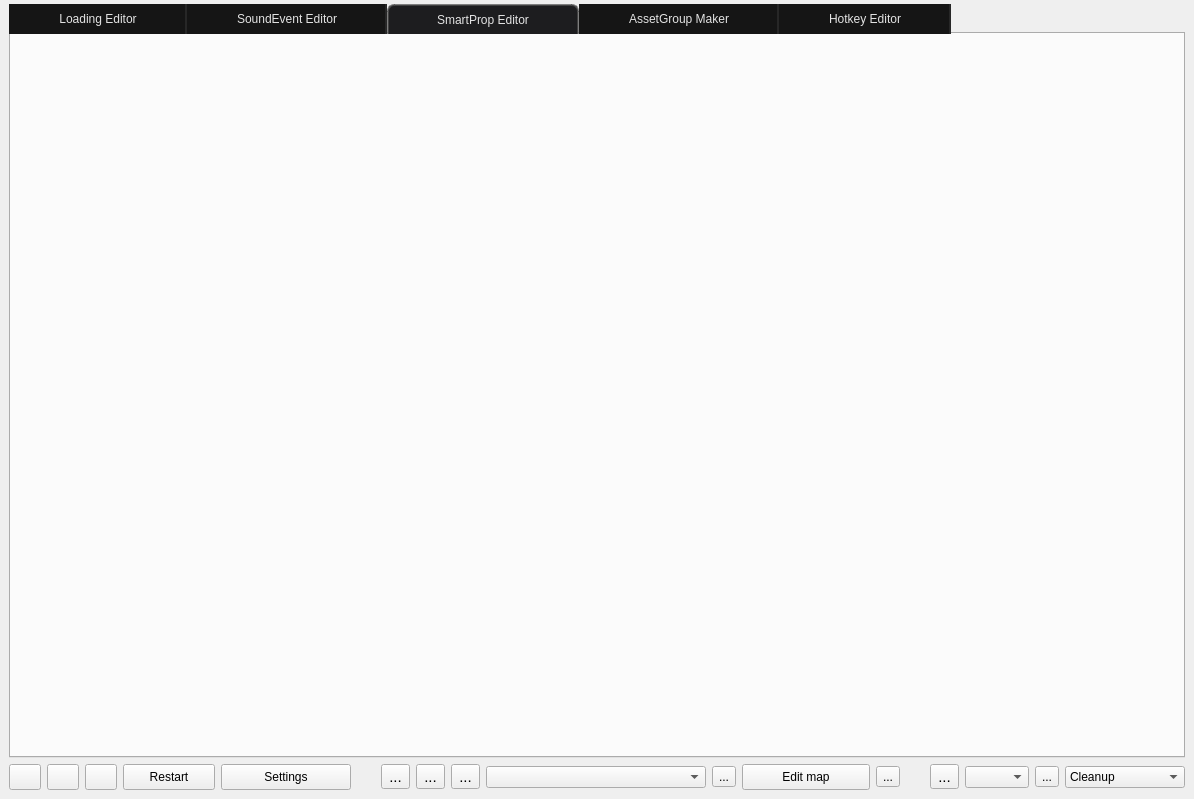
First picture: the form in src/main.ui, repository dertwist/Hammer5Tools, before the edit.
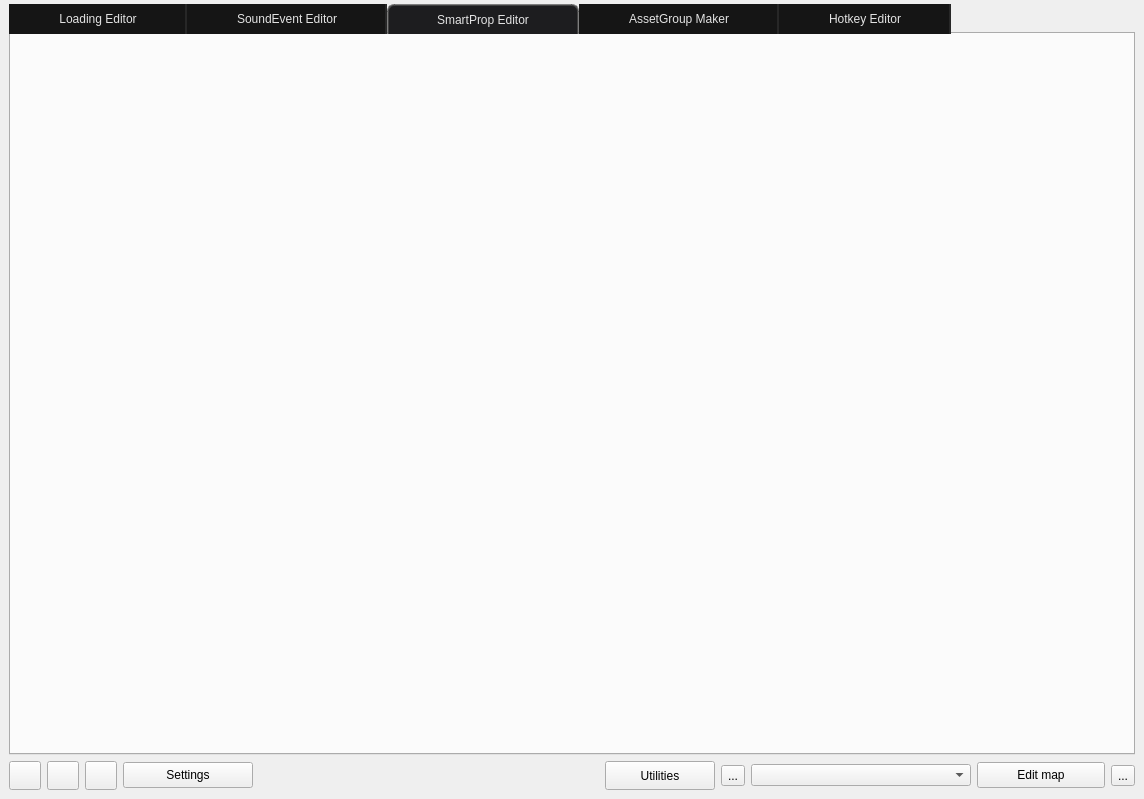
Second picture: the form after the edit. The open tabs and pages were chosen to show the change. Icons and pictures are not drawn.

Commit message: refactor(ui): streamline top bar layout with Addon Actions menu and Utilities button

Patch:
```diff
--- a/src/main.ui
+++ b/src/main.ui
@@ -140,7 +140,11 @@
        <attribute name="title">
         <string>SmartProp Editor</string>
        </attribute>
-       <layout class="QVBoxLayout" name="verticalLayout_4"/>
+        <layout class="QVBoxLayout" name="verticalLayout_4">
+         <property name="topMargin">
+          <number>0</number>
+         </property>
+        </layout>
       </widget>
       <widget class="QWidget" name="BatchCreator_tab">
        <attribute name="icon">
@@ -274,36 +278,6 @@
         </property>
        </widget>
       </item>
-      <item>
-       <widget class="QPushButton" name="FixNoSteamLogon_Button">
-        <property name="minimumSize">
-         <size>
-          <width>92</width>
-          <height>0</height>
-         </size>
-        </property>
-        <property name="toolTip">
-         <string>&lt;html&gt;&lt;head/&gt;&lt;body&gt;&lt;p&gt;&lt;span style=&quot; font-size:12pt; font-weight:700;&quot;&gt;Fix No Steam Logon&lt;/span&gt;&lt;/p&gt;&lt;p&gt;This script restarts Steam and launches the current addon.&lt;/p&gt;&lt;/body&gt;&lt;/html&gt;</string>
-        </property>
-        <property name="styleSheet">
-         <string notr="true">padding: 5px;
-font: 580 10pt &quot;Segoe UI&quot;;</string>
-        </property>
-        <property name="text">
-         <string>Restart</string>
-        </property>
-        <property name="icon">
-         <iconset resource="resources.qrc">
-          <normaloff>:/icons/icons/steam_logo_2.png</normaloff>:/icons/icons/steam_logo_2.png</iconset>
-        </property>
-        <property name="iconSize">
-         <size>
-          <width>20</width>
-          <height>20</height>
-         </size>
-        </property>
-       </widget>
-      </item>
       <item>
        <widget class="QPushButton" name="preferences_button">
         <property name="minimumSize">
@@ -335,58 +309,47 @@
        </widget>
       </item>
       <item>
-       <spacer name="horizontalSpacer_3">
-        <property name="orientation">
-         <enum>Qt::Orientation::Horizontal</enum>
+       <widget class="QLabel" name="console_label">
+        <property name="sizePolicy">
+         <sizepolicy hsizetype="Expanding" vsizetype="Preferred">
+          <horstretch>1</horstretch>
+          <verstretch>0</verstretch>
+         </sizepolicy>
         </property>
-        <property name="sizeType">
-         <enum>QSizePolicy::Policy::Fixed</enum>
-        </property>
-        <property name="sizeHint" stdset="0">
-         <size>
-          <width>24</width>
-          <height>6</height>
-         </size>
-        </property>
-       </spacer>
-      </item>
-      <item>
-       <widget class="QToolButton" name="export_and_import_addon_button">
-        <property name="font">
-         <font>
-          <pointsize>11</pointsize>
-         </font>
-        </property>
         <property name="toolTip">
          <string>&lt;html&gt;&lt;head/&gt;&lt;body&gt;&lt;p&gt;&lt;span style=&quot; font-size:12pt; font-weight:700;&quot;&gt;Archive addon&lt;/span&gt;&lt;/p&gt;&lt;p&gt;Create an archive from game and content folders.&lt;/p&gt;&lt;/body&gt;&lt;/html&gt;</string>
         </property>
+        <property name="styleSheet">
+         <string notr="true">color: #9D9D9D;
+padding-left: 8px;
+padding-right: 8px;
+font: 580 9pt &quot;Segoe UI&quot;;</string>
+        </property>
         <property name="text">
-         <string>...</string>
+         <string/>
         </property>
-        <property name="icon">
-         <iconset resource="resources.qrc">
-          <normaloff>:/icons/publish_16dp_9D9D9D_FILL0_wght400_GRAD0_opsz20.svg</normaloff>:/icons/publish_16dp_9D9D9D_FILL0_wght400_GRAD0_opsz20.svg</iconset>
+        <property name="alignment">
+         <set>Qt::AlignmentFlag::AlignLeft|Qt::AlignmentFlag::AlignVCenter</set>
         </property>
-        <property name="iconSize">
-         <size>
-          <width>20</width>
-          <height>20</height>
-         </size>
-        </property>
        </widget>
       </item>
       <item>
-       <widget class="QToolButton" name="delete_addon_button">
-        <property name="font">
-         <font>
-          <pointsize>11</pointsize>
-         </font>
+       <widget class="QToolButton" name="utilities_button">
+        <property name="minimumSize">
+         <size>
+          <width>110</width>
+          <height>0</height>
+         </size>
         </property>
         <property name="toolTip">
          <string>&lt;html&gt;&lt;head/&gt;&lt;body&gt;&lt;p&gt;&lt;span style=&quot; font-size:12pt; font-weight:700;&quot;&gt;Delete addon&lt;/span&gt;&lt;/p&gt;&lt;p&gt;Delete the selected addon.&lt;/p&gt;&lt;/body&gt;&lt;/html&gt;</string>
         </property>
+        <property name="styleSheet">
+         <string notr="true">padding: 5px;
+font: 580 10pt &quot;Segoe UI&quot;;</string>
+        </property>
         <property name="text">
-         <string>...</string>
+         <string>Utilities</string>
         </property>
         <property name="icon">
          <iconset resource="resources.qrc">
@@ -398,15 +361,16 @@
           <height>20</height>
          </size>
         </property>
+        <property name="popupMode">
+         <enum>QToolButton::ToolButtonPopupMode::InstantPopup</enum>
+        </property>
+        <property name="toolButtonStyle">
+         <enum>Qt::ToolButtonStyle::ToolButtonTextBesideIcon</enum>
+        </property>
        </widget>
       </item>
       <item>
-       <widget class="QToolButton" name="create_new_addon_button">
-        <property name="font">
-         <font>
-          <pointsize>11</pointsize>
-         </font>
-        </property>
+       <widget class="QToolButton" name="addon_actions_button">
         <property name="toolTip">
          <string>&lt;html&gt;&lt;head/&gt;&lt;body&gt;&lt;p&gt;&lt;span style=&quot; font-size:12pt; font-weight:700;&quot;&gt;Create addon&lt;/span&gt;&lt;/p&gt;&lt;p&gt;Quickly create an addon with custom presets.&lt;/p&gt;&lt;/body&gt;&lt;/html&gt;</string>
         </property>
@@ -423,6 +387,9 @@
           <height>20</height>
          </size>
         </property>
+        <property name="popupMode">
+         <enum>QToolButton::ToolButtonPopupMode::InstantPopup</enum>
+        </property>
        </widget>
       </item>
       <item>
@@ -441,23 +408,6 @@
         </property>
        </widget>
       </item>
-      <item>
-       <widget class="QToolButton" name="launch_settings">
-        <property name="text">
-         <string>...</string>
-        </property>
-        <property name="icon">
-         <iconset resource="resources.qrc">
-          <normaloff>:/icons/settings_16dp_9D9D9D_FILL0_wght400_GRAD0_opsz20.svg</normaloff>:/icons/settings_16dp_9D9D9D_FILL0_wght400_GRAD0_opsz20.svg</iconset>
-        </property>
-        <property name="iconSize">
-         <size>
-          <width>20</width>
-          <height>20</height>
-         </size>
-        </property>
-       </widget>
-      </item>
       <item>
        <widget class="QPushButton" name="Launch_Addon_Button">
         <property name="enabled">
@@ -514,116 +464,6 @@
         </property>
        </widget>
       </item>
-      <item>
-       <spacer name="horizontalSpacer">
-        <property name="orientation">
-         <enum>Qt::Orientation::Horizontal</enum>
-        </property>
-        <property name="sizeType">
-         <enum>QSizePolicy::Policy::Fixed</enum>
-        </property>
-        <property name="sizeHint" stdset="0">
-         <size>
-          <width>24</width>
-          <height>6</height>
-         </size>
-        </property>
-       </spacer>
-      </item>
-      <item>
-       <widget class="QToolButton" name="open_addons_folder_button">
-        <property name="font">
-         <font>
-          <pointsize>11</pointsize>
-         </font>
-        </property>
-        <property name="toolTip">
-         <string>&lt;html&gt;&lt;head/&gt;&lt;body&gt;&lt;p&gt;&lt;span style=&quot; font-size:12pt; font-weight:700;&quot;&gt;Open Game/Content Addons folder&lt;/span&gt;&lt;/p&gt;&lt;p&gt;&lt;span style=&quot; font-size:9pt;&quot;&gt;Opens the game addons or content addons folder for the current addon selection. &lt;/span&gt;&lt;/p&gt;&lt;p&gt;&lt;span style=&quot; font-size:9pt;&quot;&gt;To choose the folder type to open, select a folder in the &lt;/span&gt;&lt;span style=&quot; font-size:9pt; font-style:italic;&quot;&gt;Addon Folder Selection&lt;/span&gt;&lt;span style=&quot; font-size:9pt;&quot;&gt;.&lt;/span&gt;&lt;/p&gt;&lt;/body&gt;&lt;/html&gt;</string>
-        </property>
-        <property name="text">
-         <string>...</string>
-        </property>
-        <property name="icon">
-         <iconset resource="resources.qrc">
-          <normaloff>:/icons/folder_open.svg</normaloff>:/icons/folder_open.svg</iconset>
-        </property>
-       </widget>
-      </item>
-      <item>
-       <widget class="QComboBox" name="open_addons_folder_downlist">
-        <property name="sizePolicy">
-         <sizepolicy hsizetype="Minimum" vsizetype="Fixed">
-          <horstretch>0</horstretch>
-          <verstretch>0</verstretch>
-         </sizepolicy>
-        </property>
-        <property name="minimumSize">
-         <size>
-          <width>64</width>
-          <height>0</height>
-         </size>
-        </property>
-        <property name="toolTip">
-         <string>&lt;html&gt;&lt;head/&gt;&lt;body&gt;&lt;p&gt;&lt;span style=&quot; font-size:12pt; font-weight:700;&quot;&gt;Addon Folder Selection&lt;/span&gt;&lt;/p&gt;&lt;p&gt;Used to choose the folder that should be opened in the &lt;span style=&quot; font-style:italic;&quot;&gt;Open Game/Content Addons Folder.&lt;/span&gt;&lt;/p&gt;&lt;/body&gt;&lt;/html&gt;</string>
-        </property>
-        <property name="styleSheet">
-         <string notr="true">font: 580 10pt &quot;Segoe UI&quot;;</string>
-        </property>
-        <property name="currentText">
-         <string/>
-        </property>
-        <property name="placeholderText">
-         <string>Open Folder</string>
-        </property>
-        <item>
-         <property name="text">
-          <string>Content</string>
-         </property>
-        </item>
-        <item>
-         <property name="text">
-          <string>Game</string>
-         </property>
-        </item>
-       </widget>
-      </item>
-      <item>
-       <widget class="QToolButton" name="open_dialog_button">
-        <property name="toolTip">
-         <string>Open selected tool</string>
-        </property>
-        <property name="text">
-         <string>...</string>
-        </property>
-        <property name="icon">
-         <iconset resource="resources.qrc">
-          <normaloff>:/icons/file_open_16dp_9D9D9D_FILL0_wght400_GRAD0_opsz20.svg</normaloff>:/icons/file_open_16dp_9D9D9D_FILL0_wght400_GRAD0_opsz20.svg</iconset>
-        </property>
-       </widget>
-      </item>
-      <item>
-       <widget class="QComboBox" name="dialog_selection_combobox">
-        <property name="minimumSize">
-         <size>
-          <width>120</width>
-          <height>0</height>
-         </size>
-        </property>
-        <property name="styleSheet">
-         <string notr="true">font: 580 10pt "Segoe UI";</string>
-        </property>
-        <item>
-         <property name="text">
-          <string>Cleanup</string>
-         </property>
-        </item>
-        <item>
-         <property name="text">
-          <string>Unreal Converter</string>
-         </property>
-        </item>
-       </widget>
-      </item>
      </layout>
     </item>
    </layout>
```
Left out of the diff: 13 changed lines with no effect on the pictures. The commit also changes 3 other files.
